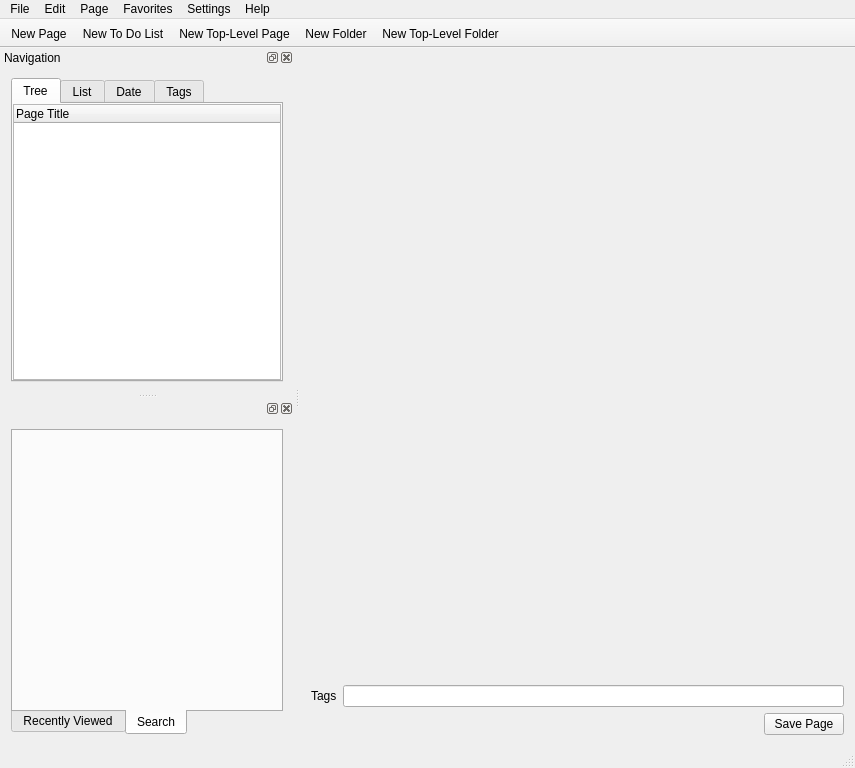
redeyedvireo/PyNoteBook, file pynotebookwindow.ui: the form before one commit.
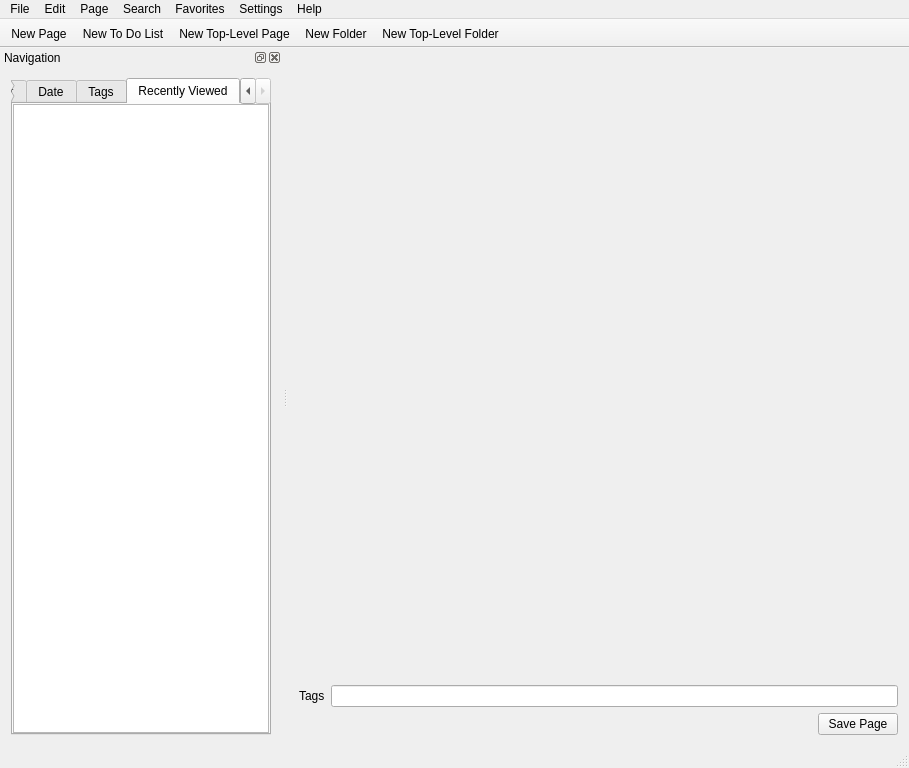
The form after the commit. Icons and pictures are not drawn. Custom widgets are drawn as their Qt base class.

Commit message: Remove search widget and add a search dialog instead.  Move the history widget (aka "Recently Viewed" widget) to the Navigation dock.

Diff of the .ui file:
```diff
--- a/pynotebookwindow.ui
+++ b/pynotebookwindow.ui
@@ -6,7 +6,7 @@
    <rect>
     <x>0</x>
     <y>0</y>
-    <width>855</width>
+    <width>909</width>
     <height>768</height>
    </rect>
   </property>
@@ -89,7 +89,7 @@
     <rect>
      <x>0</x>
      <y>0</y>
-     <width>855</width>
+     <width>909</width>
      <height>21</height>
     </rect>
    </property>
@@ -151,9 +151,16 @@
     <addaction name="separator"/>
     <addaction name="actionPage_Info"/>
    </widget>
+   <widget class="QMenu" name="menuSearch">
+    <property name="title">
+     <string>Search</string>
+    </property>
+    <addaction name="actionSearch"/>
+   </widget>
    <addaction name="menuFile"/>
    <addaction name="menuEdit"/>
    <addaction name="menuPage"/>
+   <addaction name="menuSearch"/>
    <addaction name="menuFavorites"/>
    <addaction name="menuSettings"/>
    <addaction name="menuHelp"/>
@@ -169,7 +176,7 @@
    <property name="minimumSize">
     <size>
      <width>280</width>
-     <height>144</height>
+     <height>158</height>
     </size>
    </property>
    <property name="windowTitle">
@@ -189,7 +196,7 @@
         </sizepolicy>
        </property>
        <property name="currentIndex">
-        <number>0</number>
+        <number>4</number>
        </property>
        <widget class="QWidget" name="treeTab">
         <attribute name="title">
@@ -314,90 +321,31 @@
          </item>
         </layout>
        </widget>
-      </widget>
-     </item>
-    </layout>
-   </widget>
-  </widget>
-  <widget class="QDockWidget" name="recentlyViewedDockWidget">
-   <property name="minimumSize">
-    <size>
-     <width>294</width>
-     <height>146</height>
-    </size>
-   </property>
-   <property name="windowTitle">
-    <string/>
-   </property>
-   <attribute name="dockWidgetArea">
-    <number>1</number>
-   </attribute>
-   <widget class="QWidget" name="dockWidgetContents_3">
-    <layout class="QVBoxLayout" name="verticalLayout_2">
-     <item>
-      <widget class="QTabWidget" name="auxNavigationTabWidget">
-       <property name="minimumSize">
-        <size>
-         <width>0</width>
-         <height>0</height>
-        </size>
-       </property>
-       <property name="tabPosition">
-        <enum>QTabWidget::South</enum>
-       </property>
-       <property name="currentIndex">
-        <number>1</number>
-       </property>
-       <widget class="QWidget" name="pageHistoryTab">
+       <widget class="QWidget" name="historyTab">
         <attribute name="title">
          <string>Recently Viewed</string>
         </attribute>
-        <layout class="QVBoxLayout" name="verticalLayout_8">
+        <layout class="QVBoxLayout" name="verticalLayout_10">
          <property name="spacing">
-          <number>1</number>
+          <number>0</number>
          </property>
          <property name="leftMargin">
-          <number>1</number>
+          <number>0</number>
          </property>
          <property name="topMargin">
-          <number>1</number>
+          <number>0</number>
          </property>
          <property name="rightMargin">
-          <number>1</number>
+          <number>0</number>
          </property>
          <property name="bottomMargin">
-          <number>1</number>
+          <number>0</number>
          </property>
          <item>
           <widget class="CPageHistoryWidget" name="recentlyViewedList"/>
          </item>
         </layout>
        </widget>
-       <widget class="QWidget" name="searchTab">
-        <attribute name="title">
-         <string>Search</string>
-        </attribute>
-        <layout class="QVBoxLayout" name="verticalLayout_9">
-         <property name="spacing">
-          <number>1</number>
-         </property>
-         <property name="leftMargin">
-          <number>1</number>
-         </property>
-         <property name="topMargin">
-          <number>1</number>
-         </property>
-         <property name="rightMargin">
-          <number>1</number>
-         </property>
-         <property name="bottomMargin">
-          <number>1</number>
-         </property>
-         <item>
-          <widget class="CSearchWidget" name="searchWidget" native="true"/>
-         </item>
-        </layout>
-       </widget>
       </widget>
      </item>
     </layout>
@@ -580,12 +528,6 @@
    <extends>QListWidget</extends>
    <header>page_history_widget</header>
   </customwidget>
-  <customwidget>
-   <class>CSearchWidget</class>
-   <extends>QWidget</extends>
-   <header>search_widget</header>
-   <container>1</container>
-  </customwidget>
   <customwidget>
    <class>CTitleLabelWidget</class>
    <extends>QWidget</extends>
```
Left out of the diff: 9 changed lines with no effect on the pictures. The commit also changes 8 other files.
